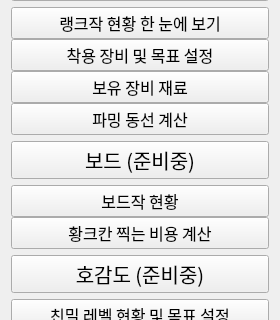
voiderd-sub/trickcal-manager, file widgets/ui/sidebar.ui: the form before one commit; both pictures show x 0 to 280 and y 176 to 496 of the 280 by 860 pixel window.
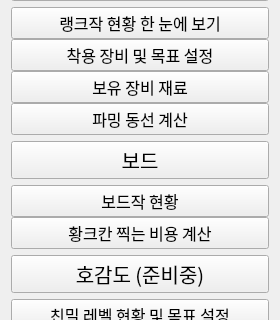
The form after the commit. Icons and pictures are not drawn.

The edit to the form file:
```diff
--- a/widgets/ui/sidebar.ui
+++ b/widgets/ui/sidebar.ui
@@ -313,7 +313,7 @@
       </font>
      </property>
      <property name="text">
-      <string>보드 (준비중)</string>
+      <string>보드</string>
      </property>
      <property name="icon">
       <iconset>
```
Left out of the diff: 6 changed lines with no effect on the pictures.
